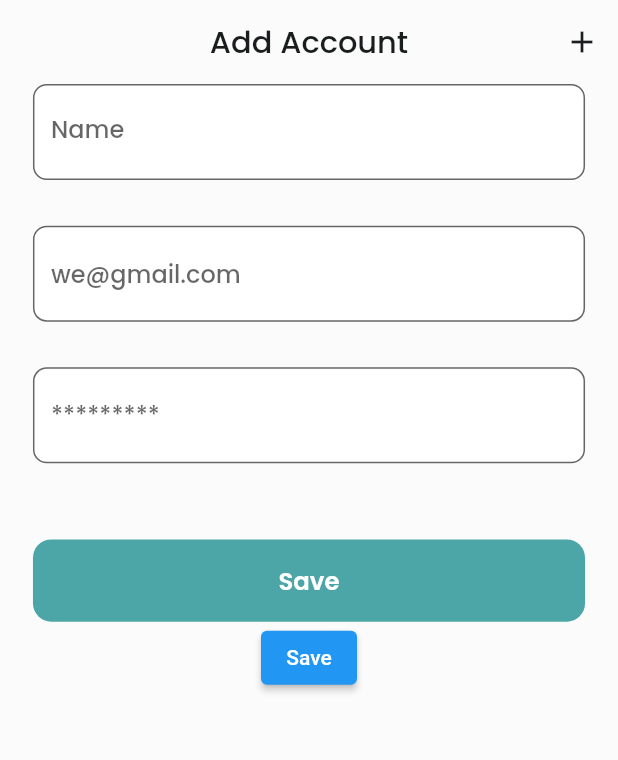
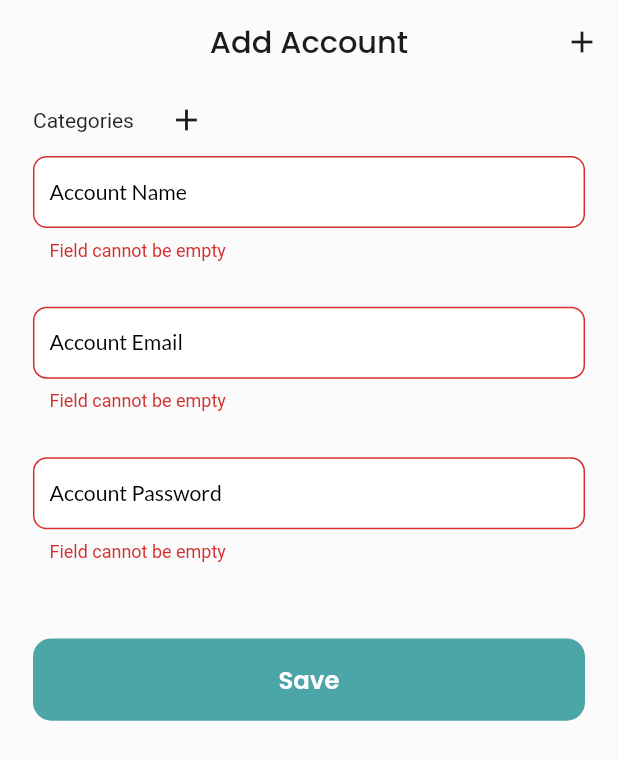
Before and after one commit to toogood208/passify, a Flutter app: the screen it shows after launch, after a tap on "Save", on a phone screen of 412 x 824 dp. Shown: the top 760 px of the screen. Run offline on Flutter 3.47's test engine with Material 2 defaults, Android fonts, the phone set to English and light mode, and no system bars; our stand-ins replace flutter_riverpod, flutter_screenutil, google_fonts, isar, logger; missing offline and left inert: encrypt; accounts and stored records are empty; generated files the repository leaves out were written again.

Commit message:
implement addpassword

```diff
--- a/lib/core/services/password_service.dart
+++ b/lib/core/services/password_service.dart
@@ -42,6 +42,12 @@ class PasswordService {
     return await isar.passwords.where().findAll();
   }
 
+  Future<List<Categories>> getAllCategories() async {
+    logger.v("getting all categories");
+    final isar = await db;
+    return await isar.categories.where().findAll();
+  }
+
   Future<Isar> openDB() async {
     logger.v("initializing db");
     final dir = await getApplicationDocumentsDirectory();
--- a/lib/ui/views/add_password/add_password.dart
+++ b/lib/ui/views/add_password/add_password.dart
@@ -2,26 +2,50 @@ import 'package:flutter/material.dart';
 import 'package:flutter_riverpod/flutter_riverpod.dart';
 import 'package:flutter_screenutil/flutter_screenutil.dart';
 import 'package:google_fonts/google_fonts.dart';
+import 'package:passify/core/models/category/category.dart';
 import 'package:passify/core/models/password/password.dart';
 import 'package:passify/ui/views/category/category.dart';
 import 'package:passify/ui/views/home_view/home_view_model.dart';
 
 final passwordProvider = ChangeNotifierProvider((_) => HomeViewModel());
 
-class AddNewPassword extends ConsumerWidget {
-  const AddNewPassword({super.key, this.existingPassword});
-  final Password? existingPassword;
+class AddNewPassword extends ConsumerStatefulWidget {
+  const AddNewPassword({super.key});
 
   @override
-  Widget build(BuildContext context, WidgetRef ref) {
+  ConsumerState<AddNewPassword> createState() => _AddNewPasswordState();
+}
+
+class _AddNewPasswordState extends ConsumerState<AddNewPassword> {
   final nameController = TextEditingController();
   final pinController = TextEditingController();
   final emailController = TextEditingController();
+  late FocusNode nameFocuse = FocusNode();
+  late FocusNode emailFocuse = FocusNode();
+  late FocusNode pinFocus = FocusNode();
+  final _formKey = GlobalKey<FormState>();
 
-    bool? obscure = existingPassword?.obscure ?? true;
-    String? name = existingPassword?.name;
-    String? pin = existingPassword?.pin;
-    String? email = existingPassword?.email;
+  void requestNameFocus() {
+    setState(() {
+      FocusScope.of(context).requestFocus(nameFocuse);
+    });
+  }
+
+  void requestEmailFocus() {
+    setState(() {
+      FocusScope.of(context).requestFocus(emailFocuse);
+    });
+  }
+
+  void requestPinFocus() {
+    setState(() {
+      FocusScope.of(context).requestFocus(pinFocus);
+    });
+  }
+
+  @override
+  Widget build(BuildContext context) {
+    final models = ref.watch(passwordProvider);
 
     return Scaffold(
       backgroundColor: const Color.fromRGBO(251, 251, 251, 1),
@@ -40,8 +64,10 @@ class AddNewPassword extends ConsumerWidget {
         actions: [
           IconButton(
             onPressed: () {
-              Navigator.push(context,
-                  MaterialPageRoute(builder: (context) => const CategoryView()));
+              Navigator.push(
+                  context,
+                  MaterialPageRoute(
+                      builder: (context) => const CategoryView()));
             },
             icon: const Icon(
               Icons.add,
@@ -52,61 +78,154 @@ class AddNewPassword extends ConsumerWidget {
       ),
       body: SingleChildScrollView(
         padding: EdgeInsets.symmetric(horizontal: 20.w),
+        child: Form(
+          key: _formKey,
           child: Column(
-          mainAxisSize: MainAxisSize.min,
+            mainAxisAlignment: MainAxisAlignment.start,
+            crossAxisAlignment: CrossAxisAlignment.start,
             children: [
+              Row(
+                children: [
+                  const Text("Categories"),
+                  SizedBox(width: 10.w),
+                  models.categories.isEmpty
+                      ? IconButton(
+                          onPressed: () {
+                            Navigator.push(
+                                context,
+                                MaterialPageRoute(
+                                    builder: (context) =>
+                                        const CategoryView()));
+                          },
+                          icon: const Icon(
+                            Icons.add,
+                            color: Color.fromRGBO(26, 29, 30, 1),
+                          ),
+                        )
+                      : DropdownButton<Categories>(
+                          value: models.dropdownValue,
+                          icon: const Icon(Icons.arrow_drop_down),
+                          items: models.categories
+                              .map<DropdownMenuItem<Categories>>(
+                                  (Categories e) {
+                            return DropdownMenuItem<Categories>(
+                                value: e, child: Text(e.name));
+                          }).toList(),
+                          onChanged: models.changeCategory),
+                ],
+              ),
+              SizedBox(
+                width: 50.w,
+              ),
               TextFormField(
+                validator: (value) {
+                  if (value == null || value.isEmpty) {
+                    return 'Field cannot be empty';
+                  }
+                  return null;
+                },
+                onTap: requestNameFocus,
                 style: GoogleFonts.poppins(
                   fontWeight: FontWeight.w500,
                   color: const Color.fromRGBO(26, 29, 30, 1),
                 ),
                 controller: nameController,
-              onChanged: (value) => name = value,
+                focusNode: nameFocuse,
                 decoration: InputDecoration(
+                    focusedBorder: OutlineInputBorder(
+                      borderSide: const BorderSide(
+                          color: Color.fromRGBO(76, 166, 168, 1), width: 2.0),
+                      borderRadius: BorderRadius.circular(8.0),
+                    ),
+                    contentPadding:
+                        EdgeInsets.symmetric(vertical: 10.h, horizontal: 10.w),
                     filled: true,
                     border: OutlineInputBorder(
                         borderRadius: BorderRadius.circular(9.r)),
-                hintText: "Spotify",
                     fillColor: Colors.white,
-                label: const Text("Name"),
-              ),
+                    labelText: "Account Name",
+                    labelStyle: GoogleFonts.lato(
+                        fontSize: 14.sp,
+                        fontWeight: FontWeight.w500,
+                        color: nameFocuse.hasFocus
+                            ? const Color.fromRGBO(76, 166, 168, 1)
+                            : Colors.black)),
               ),
               SizedBox(
                 height: 30.h,
               ),
               TextFormField(
+                 validator: (value) {
+                  if (value == null || value.isEmpty) {
+                    return 'Field cannot be empty';
+                  }
+                  return null;
+                },
+                onTap: requestEmailFocus,
                 style: GoogleFonts.poppins(
                   fontWeight: FontWeight.w500,
                   color: const Color.fromRGBO(26, 29, 30, 1),
                 ),
+                focusNode: emailFocuse,
                 controller: emailController,
-              onChanged: (value) => name = value,
                 decoration: InputDecoration(
+                    focusedBorder: OutlineInputBorder(
+                      borderSide: const BorderSide(
+                          color: Color.fromRGBO(76, 166, 168, 1), width: 2.0),
+                      borderRadius: BorderRadius.circular(8.0),
+                    ),
+                    contentPadding:
+                        EdgeInsets.symmetric(vertical: 10.h, horizontal: 10.w),
                     filled: true,
                     border: OutlineInputBorder(
                         borderRadius: BorderRadius.circular(9.r)),
                     hintText: "we@gmail.com",
                     fillColor: Colors.white,
-              ),
+                    labelText: "Account Email",
+                    labelStyle: GoogleFonts.lato(
+                        fontSize: 14.sp,
+                        fontWeight: FontWeight.w500,
+                        color: emailFocuse.hasFocus
+                            ? const Color.fromRGBO(76, 166, 168, 1)
+                            : Colors.black)),
               ),
               SizedBox(
                 height: 30.h,
               ),
               TextFormField(
+                 validator: (value) {
+                  if (value == null || value.isEmpty) {
+                    return 'Field cannot be empty';
+                  }
+                  return null;
+                },
+                onTap: requestPinFocus,
                 style: GoogleFonts.poppins(
                   fontWeight: FontWeight.w500,
                   color: const Color.fromRGBO(26, 29, 30, 1),
                 ),
                 controller: pinController,
-              obscureText: true,
-              onChanged: (value) => name = value,
+                focusNode: pinFocus,
                 decoration: InputDecoration(
+                    focusedBorder: OutlineInputBorder(
+                      borderSide: const BorderSide(
+                          color: Color.fromRGBO(76, 166, 168, 1), width: 2.0),
+                      borderRadius: BorderRadius.circular(8.0),
+                    ),
+                    contentPadding:
+                        EdgeInsets.symmetric(vertical: 10.h, horizontal: 10.w),
                     filled: true,
                     border: OutlineInputBorder(
                         borderRadius: BorderRadius.circular(9.r)),
                     hintText: "*********",
                     fillColor: Colors.white,
-              ),
+                    labelText: "Account Password",
+                    labelStyle: GoogleFonts.lato(
+                        fontSize: 14.sp,
+                        fontWeight: FontWeight.w500,
+                        color: pinFocus.hasFocus
+                            ? const Color.fromRGBO(76, 166, 168, 1)
+                            : Colors.black)),
               ),
               SizedBox(
                 height: 50.h,
@@ -114,12 +233,17 @@ class AddNewPassword extends ConsumerWidget {
               InkWell(
                 onTap: () {
                   final model = ref.read(passwordProvider);
+                  if(_formKey.currentState!.validate()){
                       model.addPassword(Password()
-                  ..pin = pin!
-                  ..name = name!
-                  ..email = email!
+                    ..pin = pinController.text
+                    ..name = nameController.text
+                    ..email = emailController.text
                     ..createdTime = DateTime.now()
-                  ..obscure = obscure);
+                    ..obscure = true
+                    ..category.value = models.dropdownValue);
+
+                  }
+
                 },
                 child: Ink(
                   width: 335.w,
@@ -139,19 +263,8 @@ class AddNewPassword extends ConsumerWidget {
                   ),
                 ),
               ),
-            ElevatedButton(
-              onPressed: () {
-                final model = ref.read(passwordProvider);
-                model.addPassword(Password()
-                  ..pin = pin!
-                  ..name = name!
-                  ..email = email!
-                  ..createdTime = DateTime.now()
-                  ..obscure = obscure);
-              },
-              child: const Text("Save"),
+            ],
           ),
-          ],
         ),
       ),
     );
--- a/lib/ui/views/category/category.dart
+++ b/lib/ui/views/category/category.dart
@@ -1,6 +1,5 @@
 import 'package:flutter/material.dart';
 import 'package:flutter_riverpod/flutter_riverpod.dart';
-import 'package:passify/core/models/category/category.dart';
 import 'package:passify/ui/views/home_view/home_view_model.dart';
 
 final passwordProvider = ChangeNotifierProvider((_) => HomeViewModel());
--- a/lib/ui/views/home_view/home_view_model.dart
+++ b/lib/ui/views/home_view/home_view_model.dart
@@ -8,22 +8,46 @@ class HomeViewModel extends ChangeNotifier {
   final p = PasswordService();
 
   final List<Password> _password = [];
+  List<Categories> _category = [];
   HomeViewModel() {
     readPassword();
+    getCategory();
   }
 
+  bool isObscure = true;
+
   int get count => _password.length;
+  Categories? dropdownValue;
 
   UnmodifiableListView<Password> get passwords =>
       UnmodifiableListView(_password);
+
+  UnmodifiableListView<Categories> get categories =>
+      UnmodifiableListView(_category);
 
   void addCategory(Categories categories) {
     p.saveCategory(categories);
   }
 
+  void togglePassword() {
+    isObscure = !isObscure;
+    notifyListeners();
+  }
+
+  Future<void> getCategory() async {
+    _category = await p.getAllCategories();
+    notifyListeners();
+  }
+
+  void changeCategory(Categories? newValue) {
+    dropdownValue = null;
+    dropdownValue = newValue;
+    notifyListeners();
+  }
+
   Future<bool> onWillPop(String test) async {
     final category = Categories()..name = test;
-    if(test.isNotEmpty)  p.saveCategory(category);
+    if (test.isNotEmpty) p.saveCategory(category);
     return true;
   }
 
--- a/pubspec.yaml
+++ b/pubspec.yaml
@@ -10,7 +10,7 @@ dependencies:
     sdk: flutter
 
   cupertino_icons: ^1.0.2
-  flutter_riverpod: ^2.3.5
+  hooks_riverpod: ^2.3.6
   riverpod_annotation: ^2.1.0
   encrypt: ^5.0.1
   logger: ^1.3.0
```
Also changed, not shown: pubspec.lock. Lines whose indentation alone changed are shown as unchanged.
